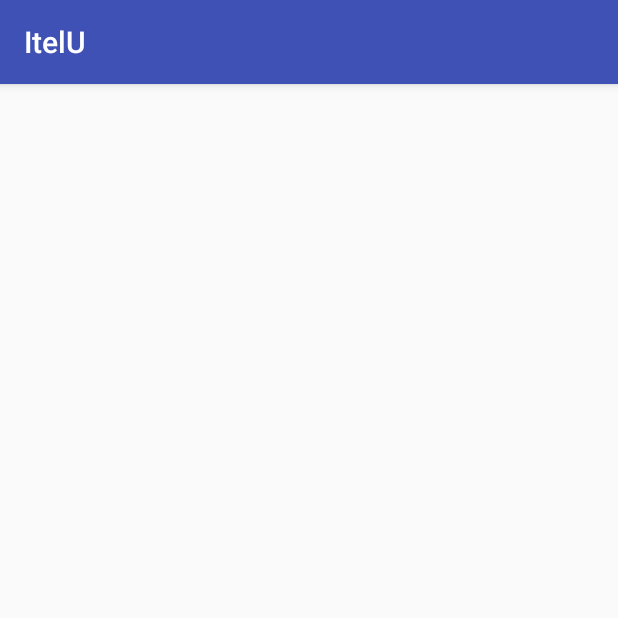
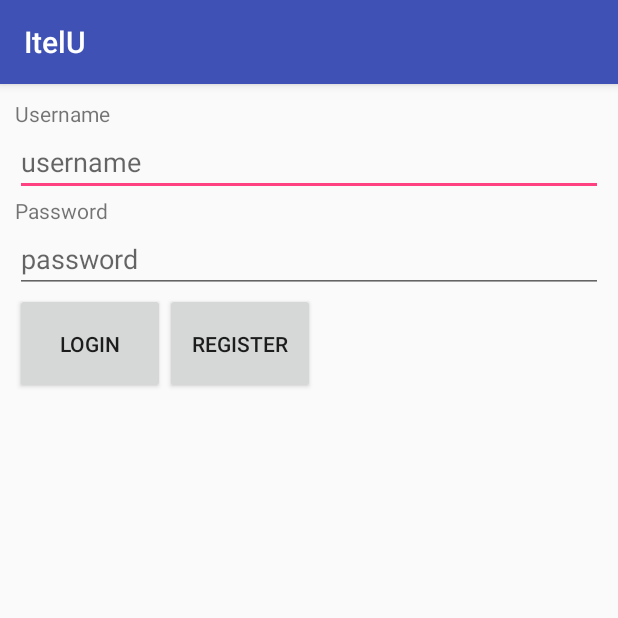
Before and after one commit to iTelU/cobacoba, an Android app: the screen it shows after launch (MainActivity), on a phone screen of 412 x 824 dp, the top half of it. Run offline under Robolectric (Android 15) with nearby library versions, the phone set to English and light mode, and no system bars.

Commit message:
commit login

```diff
--- a/app/src/main/res/layout/activity_main.xml
+++ b/app/src/main/res/layout/activity_main.xml
@@ -1,5 +1,5 @@
 <?xml version="1.0" encoding="utf-8"?>
-<LiniearLayout
+<LinearLayout
     xmlns:android="http://schemas.android.com/apk/res/android"
     xmlns:tools="http://schemas.android.com/tools"
     android:id="@+id/activity_main"
@@ -18,23 +18,24 @@
 
     <EditText
         android:id="@+id/username"
-        android:layout_width="wrap_content"
+        android:layout_width="match_parent"
         android:layout_height="wrap_content"
-
+        android:hint="username"
         />
 
 
     <TextView
         android:layout_width="wrap_content"
-        android:text="Username"
+        android:text="Password"
         android:layout_height="wrap_content"
         />
 
     <EditText
         android:id="@+id/password"
         android:inputType="textPassword"
-        android:layout_width="wrap_content"
+        android:layout_width="match_parent"
         android:layout_height="wrap_content"
+        android:hint="password"
         />
 
     <LinearLayout
@@ -61,4 +62,4 @@
 
 
     </LinearLayout>
-</LiniearLayout>
+</LinearLayout>
```
